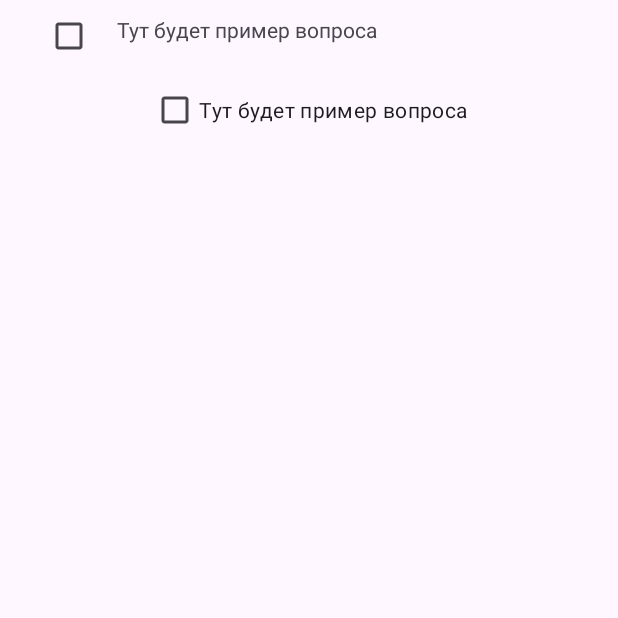
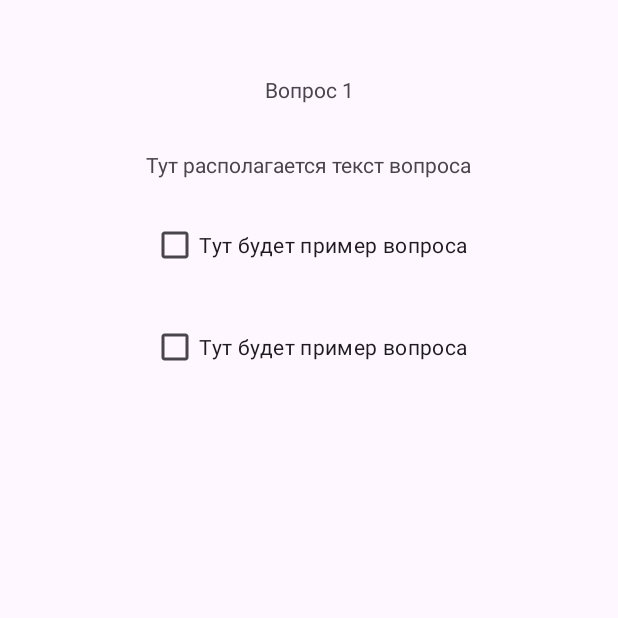
Before and after one commit to InfirenVl/BetaRhythm, an Android app: the fragment TestFragment shown on its own in the app's theme, on a phone screen of 412 x 824 dp, the top half of it. Run offline under Robolectric (Android 15) with nearby library versions, the phone set to English and light mode, and no system bars.

Commit message:
Накинул БАЗЫ

```diff
--- a/app/src/main/java/infiren/android/betarhythm/MainActivity.kt
+++ b/app/src/main/java/infiren/android/betarhythm/MainActivity.kt
@@ -1,11 +1,20 @@
 package infiren.android.betarhythm
 
+import android.content.Intent
 import androidx.appcompat.app.AppCompatActivity
 import android.os.Bundle
+import android.view.View
 
 class MainActivity : AppCompatActivity() {
     override fun onCreate(savedInstanceState: Bundle?) {
         super.onCreate(savedInstanceState)
         setContentView(R.layout.activity_main)
+
+    }
+
+    fun start(view: View){
+        val intent = Intent(this@MainActivity, TestFragment::class.java)
+        startActivity(intent)
+        finish()
     }
 }
--- a/app/src/main/java/infiren/android/betarhythm/TestFragment.kt
+++ b/app/src/main/java/infiren/android/betarhythm/TestFragment.kt
@@ -1,31 +1,51 @@
 package infiren.android.betarhythm
 
-import androidx.lifecycle.ViewModelProvider
 import android.os.Bundle
 import androidx.fragment.app.Fragment
 import android.view.LayoutInflater
 import android.view.View
 import android.view.ViewGroup
 
+// TODO: Rename parameter arguments, choose names that match
+// the fragment initialization parameters, e.g. ARG_ITEM_NUMBER
+private const val ARG_PARAM1 = "param1"
+private const val ARG_PARAM2 = "param2"
+
+/**
+ * A simple [Fragment] subclass.
+ * Use the [TestFragment.newInstance] factory method to
+ * create an instance of this fragment.
+ */
 class TestFragment : Fragment() {
+    // TODO: Rename and change types of parameters
+    private var param1: String? = null
+    private var param2: String? = null
 
-    companion object {
-        fun newInstance() = TestFragment()
+    override fun onCreate(savedInstanceState: Bundle?) {
+        super.onCreate(savedInstanceState)
+        arguments?.let {
+            param1 = it.getString(ARG_PARAM1)
+            param2 = it.getString(ARG_PARAM2)
+        }
     }
-
-    private lateinit var viewModel: TestViewModel
 
     override fun onCreateView(
         inflater: LayoutInflater, container: ViewGroup?,
         savedInstanceState: Bundle?
     ): View? {
+        // Inflate the layout for this fragment
         return inflater.inflate(R.layout.fragment_test, container, false)
     }
 
-    override fun onActivityCreated(savedInstanceState: Bundle?) {
-        super.onActivityCreated(savedInstanceState)
-        viewModel = ViewModelProvider(this).get(TestViewModel::class.java)
-        // TODO: Use the ViewModel
+    companion object {
+
+        @JvmStatic
+        fun newInstance(param1: String, param2: String) =
+            TestFragment().apply {
+                arguments = Bundle().apply {
+                    putString(ARG_PARAM1, param1)
+                    putString(ARG_PARAM2, param2)
+                }
+            }
     }
-
 }
--- a/app/src/main/java/infiren/android/betarhythm/TestViewModel.kt
+++ /dev/null
@@ -1,7 +0,0 @@
-package infiren.android.betarhythm
-
-import androidx.lifecycle.ViewModel
-
-class TestViewModel : ViewModel() {
-    // TODO: Implement the ViewModel
-}
--- a/app/src/main/res/layout/activity_main.xml
+++ b/app/src/main/res/layout/activity_main.xml
@@ -10,6 +10,7 @@
         android:layout_width="wrap_content"
         android:layout_height="wrap_content"
         android:text="Hello World!"
+        android:onClick="start"
         app:layout_constraintBottom_toBottomOf="parent"
         app:layout_constraintEnd_toEndOf="parent"
         app:layout_constraintStart_toStartOf="parent"
--- a/app/src/main/res/layout/fragment_test.xml
+++ b/app/src/main/res/layout/fragment_test.xml
@@ -11,31 +11,43 @@
         android:layout_height="match_parent">
 
         <TextView
-            android:id="@+id/textView"
+            android:id="@+id/questionID"
             android:layout_width="wrap_content"
             android:layout_height="wrap_content"
-            android:layout_marginTop="10dp"
-            android:text="Тут будет пример вопроса"
-            app:layout_constraintStart_toEndOf="@+id/appCompatCheckBox"
-            app:layout_constraintTop_toTopOf="parent" />
-
-        <androidx.appcompat.widget.AppCompatCheckBox
-            android:id="@+id/appCompatCheckBox"
-            android:layout_width="wrap_content"
-            android:layout_height="wrap_content"
-            android:layout_marginStart="30dp"
+            android:layout_marginTop="50dp"
+            android:text="Вопрос 1"
+            app:layout_constraintEnd_toEndOf="parent"
             app:layout_constraintStart_toStartOf="parent"
             app:layout_constraintTop_toTopOf="parent" />
 
+        <TextView
+            android:id="@+id/questionText"
+            android:layout_width="wrap_content"
+            android:layout_height="wrap_content"
+            android:layout_marginTop="50dp"
+            android:text="Тут располагается текст вопроса"
+            app:layout_constraintEnd_toEndOf="parent"
+            app:layout_constraintStart_toStartOf="parent"
+            app:layout_constraintTop_toTopOf="@id/questionID" />
+
         <CheckBox
-            android:id="@+id/checkBox3"
+            android:id="@+id/questionAnswer1"
             android:layout_width="wrap_content"
             android:layout_height="wrap_content"
             android:layout_marginTop="20dp"
             android:text="Тут будет пример вопроса"
             app:layout_constraintEnd_toEndOf="parent"
             app:layout_constraintStart_toStartOf="parent"
-            app:layout_constraintTop_toBottomOf="@+id/textView" />
+            app:layout_constraintTop_toBottomOf="@+id/questionText" />
+        <CheckBox
+            android:id="@+id/questionAnswer2"
+            android:layout_width="wrap_content"
+            android:layout_height="wrap_content"
+            android:layout_marginTop="20dp"
+            android:text="Тут будет пример вопроса"
+            app:layout_constraintEnd_toEndOf="parent"
+            app:layout_constraintStart_toStartOf="parent"
+            app:layout_constraintTop_toBottomOf="@+id/questionAnswer1" />
 
 
     </androidx.constraintlayout.widget.ConstraintLayout>
--- a/app/src/main/res/values/strings.xml
+++ b/app/src/main/res/values/strings.xml
@@ -1,3 +1,5 @@
 <resources>
     <string name="app_name">BetaRhythm</string>
+    <!-- TODO: Remove or change this placeholder text -->
+    <string name="hello_blank_fragment">Hello blank fragment</string>
 </resources>
```
